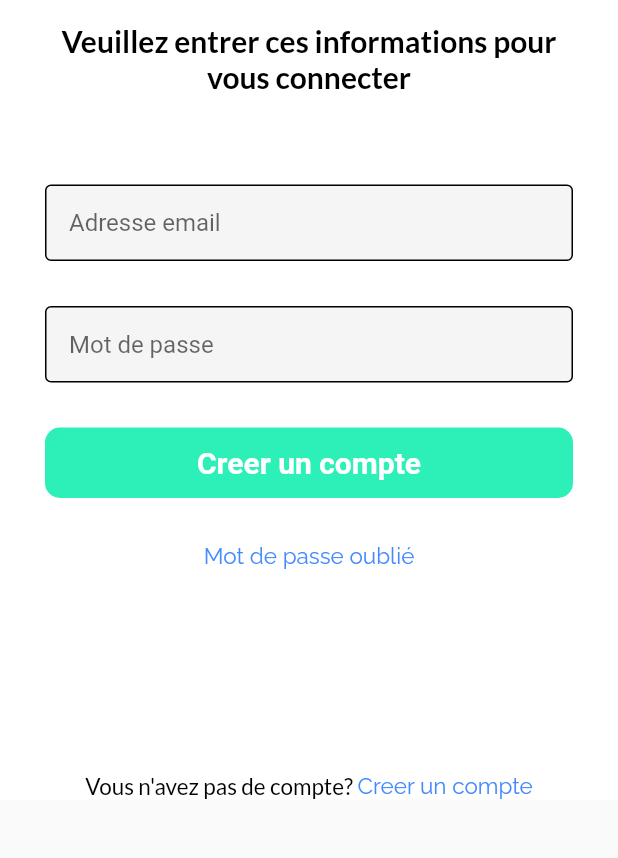
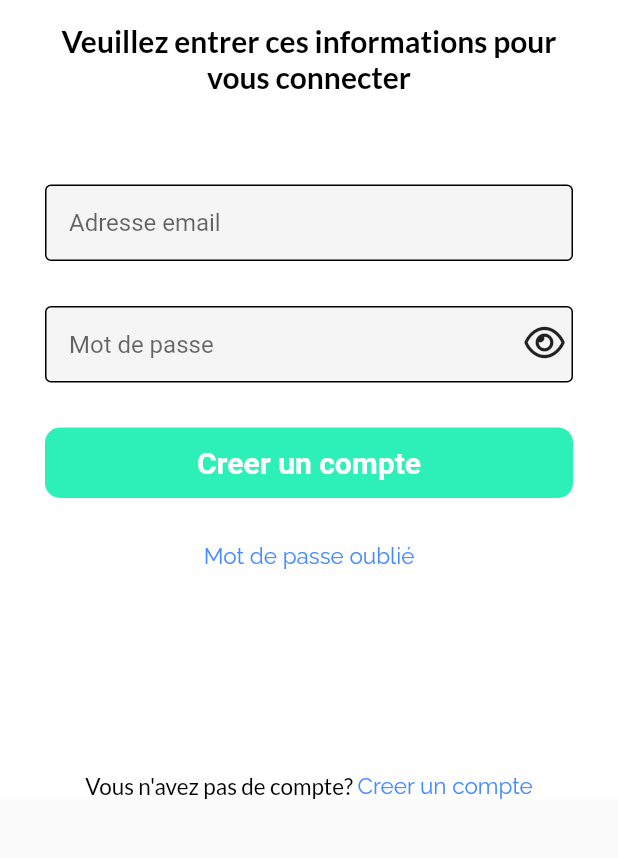
Before and after one commit to Raoul-cpr/projet-unib, a Flutter app: the screen it shows after launch, on a phone screen of 412 x 824 dp, the part 105-963 px from its top. Run offline on Flutter 3.47's test engine with Material 2 defaults, Android fonts, the phone set to English and light mode, and no system bars; our stand-ins replace cloud_firestore, firebase_auth, firebase_core, font_awesome_flutter, google_fonts; accounts and stored records are empty.

Commit message:
la j'ai ajouté la visibilité du mot de passe au niveau de la page de connection

```diff
--- a/lib/connectPage.dart
+++ b/lib/connectPage.dart
@@ -1,4 +1,5 @@
 import 'package:flutter/material.dart';
+import 'package:font_awesome_flutter/font_awesome_flutter.dart';
 import 'package:google_fonts/google_fonts.dart';
 import 'package:unib/main.dart';
 import 'package:unib/paged.dart';
@@ -19,6 +20,7 @@ class _ConnectPageState extends State<ConnectPage> {
   final TextEditingController _emailController = TextEditingController();
   final TextEditingController _passWordController = TextEditingController();
   bool _isLoading = false;
+  bool obscure = true;
 
   @override
   void dispose() {
@@ -103,13 +105,34 @@ class _ConnectPageState extends State<ConnectPage> {
                 const SizedBox(
                   height: 30,
                 ),
-                Container(
-                    margin: const EdgeInsets.symmetric(horizontal: 15),
-                    child: Textfield(
-                      controller: _passWordController,
-                      hintText: "Mot de passe",
-                      obscureText: true,
-                    )),
+                Stack(
+                  alignment: AlignmentDirectional.topEnd,
+                  children: [
+                    Container(
+                      margin: const EdgeInsets.symmetric(horizontal: 15),
+                      child: Textfield(
+                        controller: _passWordController,
+                        hintText: "Mot de passe",
+                        obscureText: obscure,
+                      ),
+                    ),
+                    IconButton(
+                      padding: const EdgeInsets.only(right: 20),
+                      onPressed: () {
+                        setState(() {
+                          obscure = !obscure;
+                        });
+                      },
+                      icon: FaIcon(
+                        obscure
+                            ? FontAwesomeIcons.eye
+                            : FontAwesomeIcons.eyeLowVision,
+                      ),
+
+                      // size: 15,
+                    )
+                  ],
+                ),
                 const SizedBox(
                   height: 30,
                 ),
--- a/lib/identifyPage.dart
+++ b/lib/identifyPage.dart
@@ -141,7 +141,7 @@ class _IdentifyPageState extends State<IdentifyPage> {
                         setState(() {
                           obscure = !obscure;
                         });
-                      } /*je met une fonction ici */,
+                      },
                       icon: FaIcon(
                         obscure
                             ? FontAwesomeIcons.eye
```
